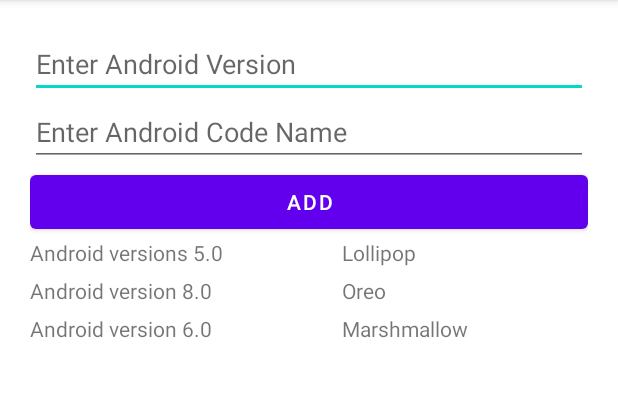
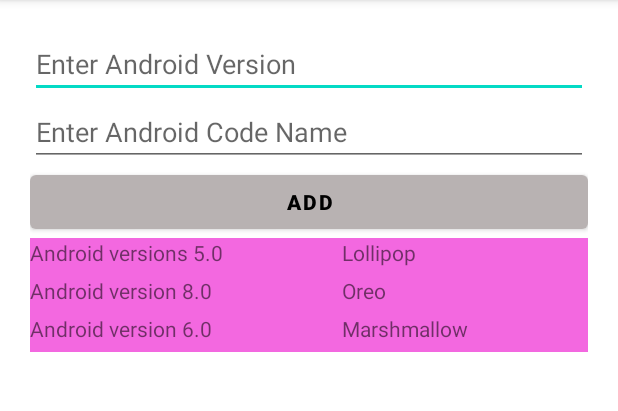
Before and after one commit to egy10/CS473, an Android app: the screen it shows after launch (MainActivity), on a phone screen of 412 x 824 dp, the part 84-495 px from its top. Run offline under Robolectric (Android 15) with nearby library versions, the phone set to English and light mode, and no system bars.

Commit message:
Update activity_main.xml

```diff
--- a/TableLayout/app/src/main/res/layout/activity_main.xml
+++ b/TableLayout/app/src/main/res/layout/activity_main.xml
@@ -1,5 +1,6 @@
 <?xml version="1.0" encoding="utf-8"?>
 <TableLayout xmlns:android="http://schemas.android.com/apk/res/android"
+    xmlns:app="http://schemas.android.com/apk/res-auto"
     android:layout_width="match_parent"
     android:layout_height="match_parent"
     android:orientation="vertical"
@@ -29,7 +30,10 @@
             android:id="@+id/add"
             android:layout_width="wrap_content"
             android:layout_height="wrap_content"
-            android:text="@string/add" />
+            android:text="@string/add"
+            app:backgroundTint="#B8B2B2"
+            android:textColor="@color/black"
+            android:textStyle="bold"/>
     </TableRow>
 
     <TableLayout
@@ -43,7 +47,8 @@
         <TableRow
             android:layout_width="match_parent"
             android:layout_height="match_parent"
-            android:paddingBottom="6dp">
+            android:paddingBottom="6dp"
+            android:background="#f368e0">
 
             <TextView
                 android:id="@+id/v1"
@@ -62,7 +67,8 @@
         <TableRow
             android:layout_width="match_parent"
             android:layout_height="match_parent"
-            android:paddingBottom="6dp">
+            android:paddingBottom="6dp"
+            android:background="#f368e0">
 
             <TextView
                 android:id="@+id/v2"
@@ -81,7 +87,8 @@
         <TableRow
             android:layout_width="match_parent"
             android:layout_height="match_parent"
-            android:paddingBottom="6dp">
+            android:paddingBottom="6dp"
+            android:background="#f368e0">
 
             <TextView
                 android:id="@+id/v3"
```
